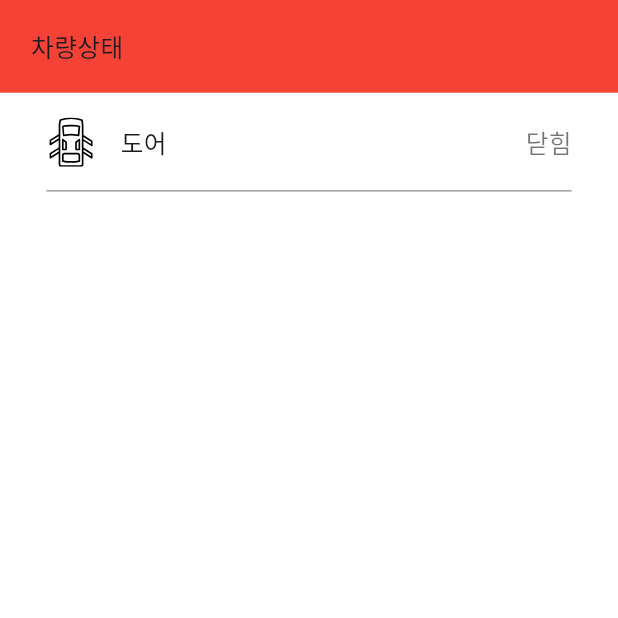
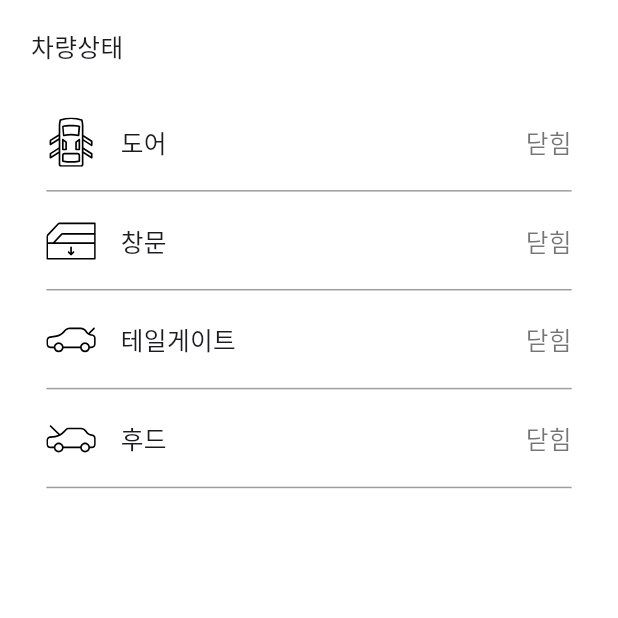
Before and after one commit to fprtkdl/drivemate, a Flutter app: the CarStatusPageWidget screen opened directly, on a phone screen of 412 x 824 dp, the top half of it. Run offline on Flutter 3.47's test engine with Material 3 defaults, Android fonts, the phone set to English and light mode, and no system bars; our stand-ins replace flutter_svg, image_picker; Roboto replaces fonts that are missing (noto_sans_bold).

Commit message:
feat
이미지피커 gpt한테 시켜서 코드 최적화
status 페이지에서 차량 부분 완성
테일게이트와 후드는 제공되는 API가 없어서 전원 버튼으로 활성화 유무를 체크

```diff
--- a/lib/view/car_status_page.dart
+++ b/lib/view/car_status_page.dart
@@ -1,5 +1,9 @@
+import 'package:drivemate/widgets/status_page_car_child.dart';
 import 'package:flutter/material.dart';
-import 'package:flutter_svg/svg.dart';
+
+import 'package:provider/provider.dart';
+
+import '../provider/home_icon_provider.dart';
 
 class CarStatusPageWidget extends StatefulWidget {
   const CarStatusPageWidget({super.key});
@@ -14,7 +18,6 @@ class CarStatusPageWidgetState extends State<CarStatusPageWidget> {
     final size = MediaQuery.sizeOf(context);
     final width = size.width;
     final height = size.height;
-    bool _isSelected = false;
 
     return Scaffold(
       backgroundColor: Colors.white,
@@ -23,7 +26,6 @@ class CarStatusPageWidgetState extends State<CarStatusPageWidget> {
           Container(
             width: width,
             height: height * 0.075,
-            color: Colors.red,
             alignment: Alignment.centerLeft,
             padding: EdgeInsets.symmetric(horizontal: width * 0.05),
             child: Text(
@@ -36,60 +38,33 @@ class CarStatusPageWidgetState extends State<CarStatusPageWidget> {
           ),
           SingleChildScrollView(
             scrollDirection: Axis.vertical,
-            child: Column(
-              children: [
-                Padding(
-                  padding: EdgeInsets.symmetric(horizontal: width * 0.075),
-                  child: SizedBox(
-                    height: height * 0.08,
-                    child: DecoratedBox(
-                      decoration: BoxDecoration(
-                        border: Border(
-                          bottom: BorderSide(color: Colors.grey, width: 1),
-                        ),
-                      ),
-                      child: Row(
-                        mainAxisAlignment: MainAxisAlignment.spaceBetween,
-                        children: [
-                          Row(
-                            spacing: width * 0.04,
-                            children: [
-                              SvgPicture.asset(
-                                'assets/images/ModuleB/003/door2.svg',
-                                height: height * 0.04,
-                                colorFilter: ColorFilter.mode(
-                                  _isSelected
-                                      ? Color.fromRGBO(186, 136, 130, 1)
-                                      : Colors.black,
-                                  BlendMode.srcIn,
-                                ),
-                              ),
-                              Text(
-                                '도어',
-                                style: TextStyle(
-                                  fontSize: height * 0.02,
-                                  fontFamily: 'noto_sans_bold',
-                                ),
-                              ),
-                            ],
-                          ),
-                          Text(
-                            _isSelected ? '열림' : '닫힘',
-                            style: TextStyle(
-                              color:
-                                  _isSelected
-                                      ? Color.fromRGBO(186, 136, 130, 1)
-                                      : Colors.black54,
-                              fontSize: height * 0.02,
-                              fontFamily: 'noto_sans_bold',
-                            ),
-                          ),
-                        ],
-                      ),
+            child: Consumer<HomeIconProvider>(
+              builder: (context, provider, _) {
+                return Column(
+                  children: [
+                    StatusPageCarChildWidget(
+                      svgImage: 'assets/images/ModuleB/003/door2.svg',
+                      barBtnText: '도어',
+                      state: provider.doorState,
                     ),
-                  ),
-                ),
-              ],
+                    StatusPageCarChildWidget(
+                      svgImage: 'assets/images/ModuleB/003/window.svg',
+                      barBtnText: '창문',
+                      state: provider.windowState,
+                    ),
+                    StatusPageCarChildWidget(
+                      svgImage: 'assets/images/ModuleB/003/tailgate.svg',
+                      barBtnText: '테일게이트',
+                      state: provider.powerState,
+                    ),
+                    StatusPageCarChildWidget(
+                      svgImage: 'assets/images/ModuleB/003/bonnet.svg',
+                      barBtnText: '후드',
+                      state: provider.powerState,
+                    ),
+                  ],
+                );
+              },
             ),
           ),
         ],
--- a/lib/widgets/image_picker_widget.dart
+++ b/lib/widgets/image_picker_widget.dart
@@ -30,11 +30,9 @@ class ImagePickerWidget extends StatefulWidget {
 
 class ImagePickerWidgetState extends State<ImagePickerWidget> {
   File? _image;
-  late String carName;
-  late String carNumber;
-
   final textController = TextEditingController();
   final numController = TextEditingController();
+  final ImagePicker picker = ImagePicker();
 
   @override
   void dispose() {
@@ -43,13 +41,7 @@ class ImagePickerWidgetState extends State<ImagePickerWidget> {
     super.dispose();
   }
 
-  final ImagePicker picker = ImagePicker();
-
-  SvgPicture imagePickerImage = SvgPicture.asset(
-    'assets/images/ModuleA/003/image.svg',
-  );
-
-  Future<File?> _pickImage(ImageSource imageSource, void pop) async {
+  Future<File?> _pickImage(ImageSource imageSource) async {
     final pickFile = await picker.pickImage(source: imageSource);
     if (pickFile != null) {
       return File(pickFile.path);
@@ -100,7 +92,7 @@ class ImagePickerWidgetState extends State<ImagePickerWidget> {
                             child: Row(
                               mainAxisAlignment: MainAxisAlignment.spaceBetween,
                               children: [
-                                Container(
+                                Padding(
                                   padding: EdgeInsets.symmetric(
                                     horizontal: height * 0.01,
                                   ),
@@ -109,7 +101,6 @@ class ImagePickerWidgetState extends State<ImagePickerWidget> {
                                     style: TextStyle(
                                       fontFamily: 'noto_sans_bold',
                                       fontSize: height * 0.02,
-                                      color: widget._textColor ?? Colors.white,
                                     ),
                                   ),
                                 ),
@@ -123,9 +114,7 @@ class ImagePickerWidgetState extends State<ImagePickerWidget> {
                                       BlendMode.srcIn,
                                     ),
                                   ),
-                                  onPressed: () {
-                                    Navigator.pop(context);
-                                  },
+                                  onPressed: () => Navigator.pop(context),
                                   style: ButtonStyle(
                                     overlayColor: WidgetStateColor.resolveWith(
                                       (states) => Colors.transparent,
@@ -155,8 +144,6 @@ class ImagePickerWidgetState extends State<ImagePickerWidget> {
                                             Icons.directions_car_outlined,
                                         iconColor: Colors.black,
                                         textEditingController: textController,
-                                        onPressedCustom:
-                                            () => carName = textController.text,
                                       ),
                                       CreateTextField(
                                         inputBoxWidth: width * 0.85,
@@ -165,9 +152,6 @@ class ImagePickerWidgetState extends State<ImagePickerWidget> {
                                         inputIconData: Icons.pin_outlined,
                                         iconColor: Colors.black,
                                         textEditingController: numController,
-                                        onPressedCustom:
-                                            () =>
-                                                carNumber = numController.text,
                                       ),
                                       Container(
                                         width: width * 0.85,
@@ -181,7 +165,7 @@ class ImagePickerWidgetState extends State<ImagePickerWidget> {
                                         child: MaterialButton(
                                           child:
                                               _image == null
-                                                  ? Text('')
+                                                  ? const SizedBox.shrink()
                                                   : Image.file(_image!),
                                           onPressed:
                                               () => showDialog(
@@ -194,18 +178,15 @@ class ImagePickerWidgetState extends State<ImagePickerWidget> {
                                                         mainAxisAlignment:
                                                             MainAxisAlignment
                                                                 .spaceEvenly,
-                                                        crossAxisAlignment:
-                                                            CrossAxisAlignment
-                                                                .center,
                                                         children: [
                                                           TextButton(
                                                             onPressed: () {
+                                                              Navigator.pop(
+                                                                context,
+                                                              );
                                                               _pickImage(
                                                                 ImageSource
                                                                     .gallery,
-                                                                Navigator.pop(
-                                                                  context,
-                                                                ),
                                                               ).then((file) {
                                                                 setState(() {
                                                                   _image = file;
@@ -216,12 +197,12 @@ class ImagePickerWidgetState extends State<ImagePickerWidget> {
                                                           ),
                                                           TextButton(
                                                             onPressed: () {
+                                                              Navigator.pop(
+                                                                context,
+                                                              );
                                                               _pickImage(
                                                                 ImageSource
                                                                     .camera,
-                                                                Navigator.pop(
-                                                                  context,
-                                                                ),
                                                               ).then((file) {
                                                                 setState(() {
                                                                   _image = file;
@@ -283,7 +264,10 @@ class ImagePickerWidgetState extends State<ImagePickerWidget> {
         },
         child: Text(
           widget._textButtonText,
-          style: TextStyle(color: Colors.white, fontFamily: 'noto_sans_bold'),
+          style: TextStyle(
+            color: widget._textColor ?? Colors.white,
+            fontFamily: 'noto_sans_bold',
+          ),
         ),
       ),
     );
--- /dev/null
+++ b/lib/widgets/status_page_car_child.dart
@@ -0,0 +1,79 @@
+import 'package:flutter/material.dart';
+import 'package:flutter_svg/svg.dart';
+
+class StatusPageCarChildWidget extends StatefulWidget {
+  const StatusPageCarChildWidget({
+    super.key,
+    required svgImage,
+    required barBtnText,
+    bool? state = false,
+  }) : _svgImage = svgImage,
+       _barBtnText = barBtnText,
+       _state = state;
+
+  final String _svgImage;
+  final String _barBtnText;
+  final bool? _state;
+
+  @override
+  State<StatefulWidget> createState() => StatusPageCarChildWidgetState();
+}
+
+class StatusPageCarChildWidgetState extends State<StatusPageCarChildWidget> {
+  @override
+  Widget build(BuildContext context) {
+    final size = MediaQuery.sizeOf(context);
+    final width = size.width;
+    final height = size.height;
+
+    return Padding(
+      padding: EdgeInsets.symmetric(horizontal: width * 0.075),
+      child: SizedBox(
+        height: height * 0.08,
+        child: DecoratedBox(
+          decoration: BoxDecoration(
+            border: Border(bottom: BorderSide(color: Colors.grey, width: 1)),
+          ),
+          child: Row(
+            mainAxisAlignment: MainAxisAlignment.spaceBetween,
+            children: [
+              Row(
+                spacing: width * 0.04,
+                children: [
+                  SvgPicture.asset(
+                    widget._svgImage,
+                    height: height * 0.04,
+                    colorFilter: ColorFilter.mode(
+                      widget._state!
+                          ? Color.fromRGBO(186, 136, 130, 1)
+                          : Colors.black,
+                      BlendMode.srcIn,
+                    ),
+                  ),
+                  Text(
+                    widget._barBtnText,
+                    style: TextStyle(
+                      fontSize: height * 0.02,
+                      fontFamily: 'noto_sans_bold',
+                    ),
+                  ),
+                ],
+              ),
+              Text(
+                widget._state! ? '열림' : '닫힘',
+                style: TextStyle(
+                  color:
+                      widget._state!
+                          ? Color.fromRGBO(186, 136, 130, 1)
+                          : Colors.black54,
+                  fontSize: height * 0.02,
+                  fontFamily: 'noto_sans_bold',
+                ),
+              ),
+            ],
+          ),
+        ),
+      ),
+    );
+  }
+}
```
